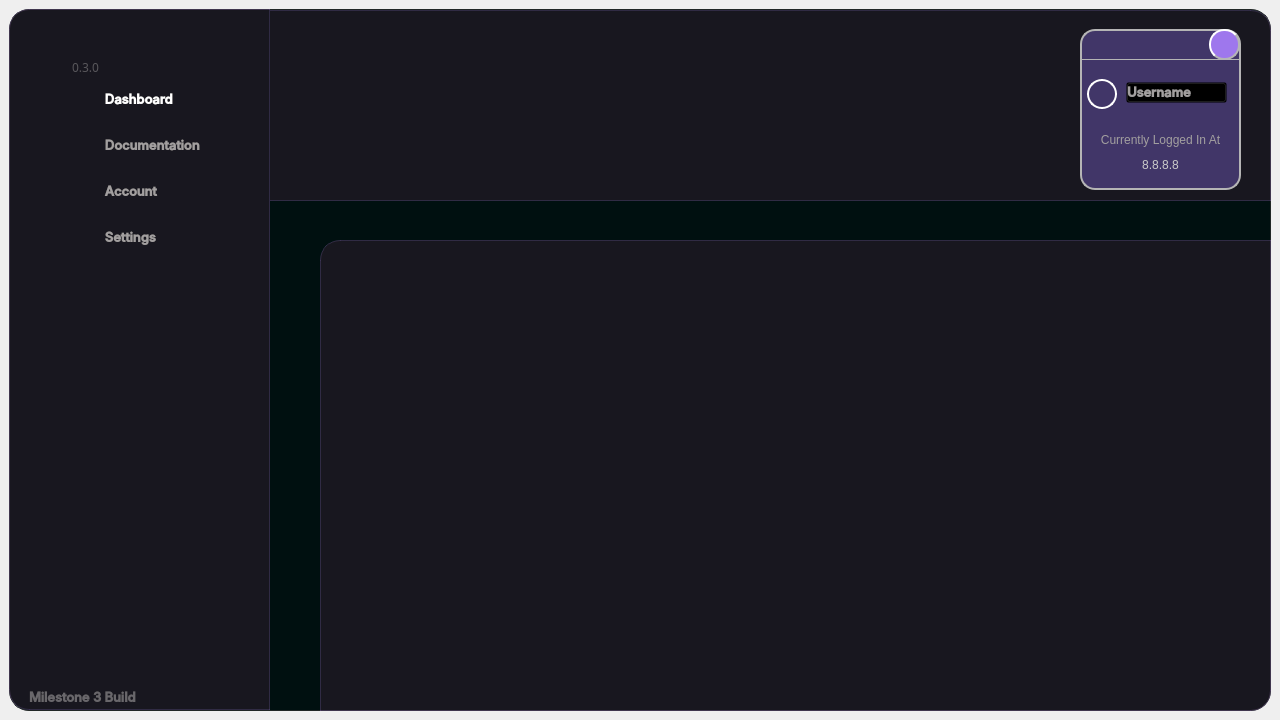
ameasere/Polaris, file UI/main.ui: the form before one commit.
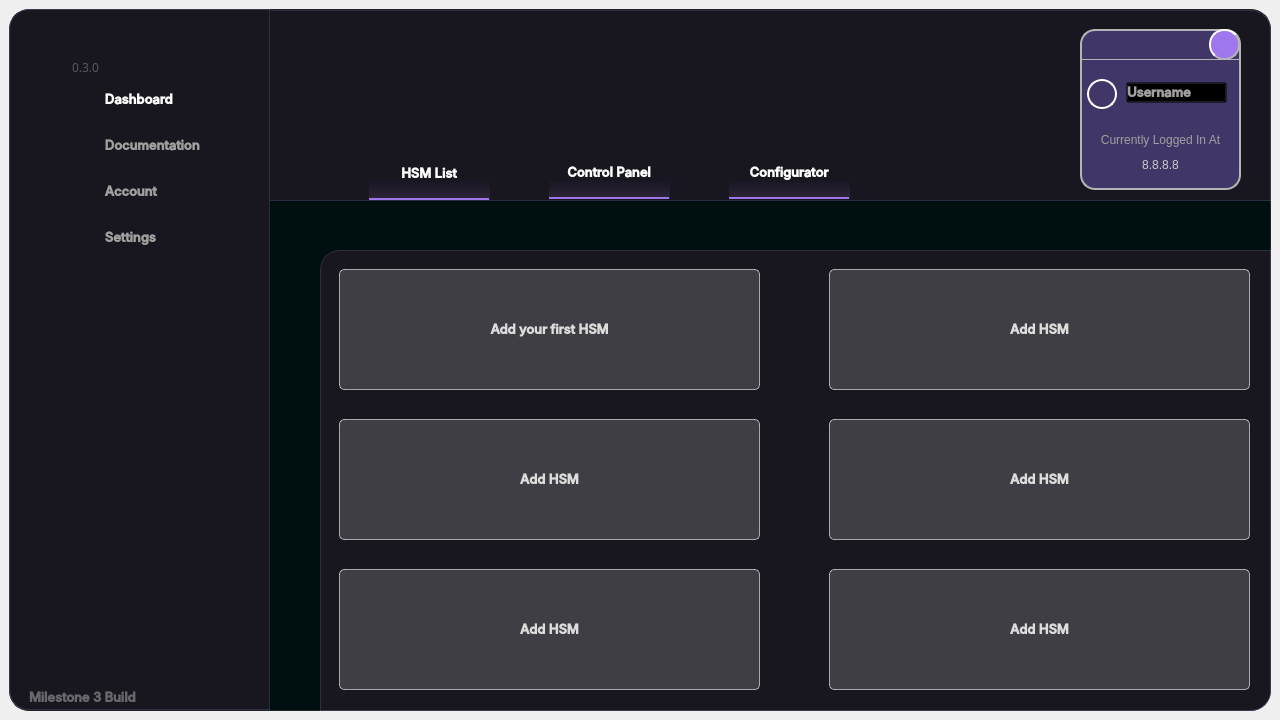
The form after the commit. Icons and pictures are not drawn.

Patch:
```diff
--- a/UI/main.ui
+++ b/UI/main.ui
@@ -629,9 +629,9 @@
        <property name="geometry">
         <rect>
          <x>311</x>
-         <y>231</y>
+         <y>241</y>
          <width>951</width>
-         <height>471</height>
+         <height>461</height>
         </rect>
        </property>
        <property name="styleSheet">
@@ -1570,9 +1570,9 @@
        <property name="geometry">
         <rect>
          <x>320</x>
-         <y>240</y>
+         <y>250</y>
          <width>931</width>
-         <height>451</height>
+         <height>441</height>
         </rect>
        </property>
        <property name="styleSheet">
@@ -1581,10 +1581,352 @@
        <property name="currentIndex">
         <number>0</number>
        </property>
-       <widget class="QWidget" name="account"/>
-       <widget class="QWidget" name="dashboard"/>
-       <widget class="QWidget" name="documentation"/>
-       <widget class="QWidget" name="settings"/>
+       <widget class="QWidget" name="hsmlist">
+        <widget class="QPushButton" name="btn_addfirsthsm">
+         <property name="geometry">
+          <rect>
+           <x>10</x>
+           <y>10</y>
+           <width>421</width>
+           <height>121</height>
+          </rect>
+         </property>
+         <property name="minimumSize">
+          <size>
+           <width>120</width>
+           <height>15</height>
+          </size>
+         </property>
+         <property name="font">
+          <font>
+           <family>Inter Medium</family>
+           <pointsize>10</pointsize>
+           <italic>false</italic>
+           <bold>true</bold>
+          </font>
+         </property>
+         <property name="cursor">
+          <cursorShape>PointingHandCursor</cursorShape>
+         </property>
+         <property name="styleSheet">
+          <string notr="true">#btn_addfirsthsm {
+background-color: rgba(222, 222, 222, 50);
+font: 600 10pt &quot;Inter Medium&quot;;
+text-align: center;
+border: 1px solid rgba(255, 255, 255, 150);
+border-radius: 5px;
+}
+#btn_addfirsthsm:hover {
+background-color: rgba(222, 222, 222, 90);
+font: 600 10pt &quot;Inter Medium&quot;;
+text-align: center;
+border: 1px solid rgba(255, 255, 255, 150);
+border-radius: 5px;
+}
+#btn_addfirsthsm:pressed {
+background-color: rgba(222, 222, 222, 150);
+font: 600 10pt &quot;Inter Medium&quot;;
+text-align: center;
+border: 1px solid rgba(255, 255, 255, 150);
+border-radius: 5px;
+}</string>
+         </property>
+         <property name="text">
+          <string>Add your first HSM</string>
+         </property>
+         <property name="icon">
+          <iconset resource="resources.qrc">
+           <normaloff>:/icons/images/icons/cil-plus.png</normaloff>:/icons/images/icons/cil-plus.png</iconset>
+         </property>
+        </widget>
+        <widget class="QPushButton" name="btn_addhsm_2">
+         <property name="geometry">
+          <rect>
+           <x>500</x>
+           <y>10</y>
+           <width>421</width>
+           <height>121</height>
+          </rect>
+         </property>
+         <property name="minimumSize">
+          <size>
+           <width>120</width>
+           <height>15</height>
+          </size>
+         </property>
+         <property name="font">
+          <font>
+           <family>Inter Medium</family>
+           <pointsize>10</pointsize>
+           <italic>false</italic>
+           <bold>true</bold>
+          </font>
+         </property>
+         <property name="cursor">
+          <cursorShape>PointingHandCursor</cursorShape>
+         </property>
+         <property name="styleSheet">
+          <string notr="true">#btn_addhsm_2 {
+background-color: rgba(222, 222, 222, 50);
+font: 600 10pt &quot;Inter Medium&quot;;
+text-align: center;
+border: 1px solid rgba(255, 255, 255, 150);
+border-radius: 5px;
+}
+#btn_addhsm_2:hover {
+background-color: rgba(222, 222, 222, 90);
+font: 600 10pt &quot;Inter Medium&quot;;
+text-align: center;
+border: 1px solid rgba(255, 255, 255, 150);
+border-radius: 5px;
+}
+#btn_addhsm_2:pressed {
+background-color: rgba(222, 222, 222, 150);
+font: 600 10pt &quot;Inter Medium&quot;;
+text-align: center;
+border: 1px solid rgba(255, 255, 255, 150);
+border-radius: 5px;
+}</string>
+         </property>
+         <property name="text">
+          <string>Add HSM</string>
+         </property>
+         <property name="icon">
+          <iconset resource="resources.qrc">
+           <normaloff>:/icons/images/icons/cil-plus.png</normaloff>:/icons/images/icons/cil-plus.png</iconset>
+         </property>
+        </widget>
+        <widget class="QPushButton" name="btn_addhsm_3">
+         <property name="geometry">
+          <rect>
+           <x>10</x>
+           <y>160</y>
+           <width>421</width>
+           <height>121</height>
+          </rect>
+         </property>
+         <property name="minimumSize">
+          <size>
+           <width>120</width>
+           <height>15</height>
+          </size>
+         </property>
+         <property name="font">
+          <font>
+           <family>Inter Medium</family>
+           <pointsize>10</pointsize>
+           <italic>false</italic>
+           <bold>true</bold>
+          </font>
+         </property>
+         <property name="cursor">
+          <cursorShape>PointingHandCursor</cursorShape>
+         </property>
+         <property name="styleSheet">
+          <string notr="true">#btn_addhsm_3 {
+background-color: rgba(222, 222, 222, 50);
+font: 600 10pt &quot;Inter Medium&quot;;
+text-align: center;
+border: 1px solid rgba(255, 255, 255, 150);
+border-radius: 5px;
+}
+#btn_addhsm_3:hover {
+background-color: rgba(222, 222, 222, 90);
+font: 600 10pt &quot;Inter Medium&quot;;
+text-align: center;
+border: 1px solid rgba(255, 255, 255, 150);
+border-radius: 5px;
+}
+#btn_addhsm_3:pressed {
+background-color: rgba(222, 222, 222, 150);
+font: 600 10pt &quot;Inter Medium&quot;;
+text-align: center;
+border: 1px solid rgba(255, 255, 255, 150);
+border-radius: 5px;
+}</string>
+         </property>
+         <property name="text">
+          <string>Add HSM</string>
+         </property>
+         <property name="icon">
+          <iconset resource="resources.qrc">
+           <normaloff>:/icons/images/icons/cil-plus.png</normaloff>:/icons/images/icons/cil-plus.png</iconset>
+         </property>
+        </widget>
+        <widget class="QPushButton" name="btn_addhsm_4">
+         <property name="geometry">
+          <rect>
+           <x>500</x>
+           <y>160</y>
+           <width>421</width>
+           <height>121</height>
+          </rect>
+         </property>
+         <property name="minimumSize">
+          <size>
+           <width>120</width>
+           <height>15</height>
+          </size>
+         </property>
+         <property name="font">
+          <font>
+           <family>Inter Medium</family>
+           <pointsize>10</pointsize>
+           <italic>false</italic>
+           <bold>true</bold>
+          </font>
+         </property>
+         <property name="cursor">
+          <cursorShape>PointingHandCursor</cursorShape>
+         </property>
+         <property name="styleSheet">
+          <string notr="true">#btn_addhsm_4 {
+background-color: rgba(222, 222, 222, 50);
+font: 600 10pt &quot;Inter Medium&quot;;
+text-align: center;
+border: 1px solid rgba(255, 255, 255, 150);
+border-radius: 5px;
+}
+#btn_addhsm_4:hover {
+background-color: rgba(222, 222, 222, 90);
+font: 600 10pt &quot;Inter Medium&quot;;
+text-align: center;
+border: 1px solid rgba(255, 255, 255, 150);
+border-radius: 5px;
+}
+#btn_addhsm_4:pressed {
+background-color: rgba(222, 222, 222, 150);
+font: 600 10pt &quot;Inter Medium&quot;;
+text-align: center;
+border: 1px solid rgba(255, 255, 255, 150);
+border-radius: 5px;
+}</string>
+         </property>
+         <property name="text">
+          <string>Add HSM</string>
+         </property>
+         <property name="icon">
+          <iconset resource="resources.qrc">
+           <normaloff>:/icons/images/icons/cil-plus.png</normaloff>:/icons/images/icons/cil-plus.png</iconset>
+         </property>
+        </widget>
+        <widget class="QPushButton" name="btn_addhsm_5">
+         <property name="geometry">
+          <rect>
+           <x>10</x>
+           <y>310</y>
+           <width>421</width>
+           <height>121</height>
+          </rect>
+         </property>
+         <property name="minimumSize">
+          <size>
+           <width>120</width>
+           <height>15</height>
+          </size>
+         </property>
+         <property name="font">
+          <font>
+           <family>Inter Medium</family>
+           <pointsize>10</pointsize>
+           <italic>false</italic>
+           <bold>true</bold>
+          </font>
+         </property>
+         <property name="cursor">
+          <cursorShape>PointingHandCursor</cursorShape>
+         </property>
+         <property name="styleSheet">
+          <string notr="true">#btn_addhsm_5 {
+background-color: rgba(222, 222, 222, 50);
+font: 600 10pt &quot;Inter Medium&quot;;
+text-align: center;
+border: 1px solid rgba(255, 255, 255, 150);
+border-radius: 5px;
+}
+#btn_addhsm_5:hover {
+background-color: rgba(222, 222, 222, 90);
+font: 600 10pt &quot;Inter Medium&quot;;
+text-align: center;
+border: 1px solid rgba(255, 255, 255, 150);
+border-radius: 5px;
+}
+#btn_addhsm_5:pressed {
+background-color: rgba(222, 222, 222, 150);
+font: 600 10pt &quot;Inter Medium&quot;;
+text-align: center;
+border: 1px solid rgba(255, 255, 255, 150);
+border-radius: 5px;
+}</string>
+         </property>
+         <property name="text">
+          <string>Add HSM</string>
+         </property>
+         <property name="icon">
+          <iconset resource="resources.qrc">
+           <normaloff>:/icons/images/icons/cil-plus.png</normaloff>:/icons/images/icons/cil-plus.png</iconset>
+         </property>
+        </widget>
+        <widget class="QPushButton" name="btn_addhsm_6">
+         <property name="geometry">
+          <rect>
+           <x>500</x>
+           <y>310</y>
+           <width>421</width>
+           <height>121</height>
+          </rect>
+         </property>
+         <property name="minimumSize">
+          <size>
+           <width>120</width>
+           <height>15</height>
+          </size>
+         </property>
+         <property name="font">
+          <font>
+           <family>Inter Medium</family>
+           <pointsize>10</pointsize>
+           <italic>false</italic>
+           <bold>true</bold>
+          </font>
+         </property>
+         <property name="cursor">
+          <cursorShape>PointingHandCursor</cursorShape>
+         </property>
+         <property name="styleSheet">
+          <string notr="true">#btn_addhsm_6 {
+background-color: rgba(222, 222, 222, 50);
+font: 600 10pt &quot;Inter Medium&quot;;
+text-align: center;
+border: 1px solid rgba(255, 255, 255, 150);
+border-radius: 5px;
+}
+#btn_addhsm_6:hover {
+background-color: rgba(222, 222, 222, 90);
+font: 600 10pt &quot;Inter Medium&quot;;
+text-align: center;
+border: 1px solid rgba(255, 255, 255, 150);
+border-radius: 5px;
+}
+#btn_addhsm_6:pressed {
+background-color: rgba(222, 222, 222, 150);
+font: 600 10pt &quot;Inter Medium&quot;;
+text-align: center;
+border: 1px solid rgba(255, 255, 255, 150);
+border-radius: 5px;
+}</string>
+         </property>
+         <property name="text">
+          <string>Add HSM</string>
+         </property>
+         <property name="icon">
+          <iconset resource="resources.qrc">
+           <normaloff>:/icons/images/icons/cil-plus.png</normaloff>:/icons/images/icons/cil-plus.png</iconset>
+         </property>
+        </widget>
+       </widget>
+       <widget class="QWidget" name="configurator"/>
+       <widget class="QWidget" name="controlpanel"/>
       </widget>
       <widget class="QFrame" name="dragBar">
        <property name="geometry">
@@ -1606,6 +1948,250 @@
         <enum>QFrame::Raised</enum>
        </property>
       </widget>
+      <widget class="QPushButton" name="btn_hsmlist">
+       <property name="geometry">
+        <rect>
+         <x>360</x>
+         <y>140</y>
+         <width>120</width>
+         <height>51</height>
+        </rect>
+       </property>
+       <property name="minimumSize">
+        <size>
+         <width>120</width>
+         <height>15</height>
+        </size>
+       </property>
+       <property name="font">
+        <font>
+         <family>Inter Medium</family>
+         <pointsize>10</pointsize>
+         <italic>false</italic>
+         <bold>true</bold>
+        </font>
+       </property>
+       <property name="cursor">
+        <cursorShape>PointingHandCursor</cursorShape>
+       </property>
+       <property name="styleSheet">
+        <string notr="true">#btn_hsmlist {
+background-color: transparent;
+font: 600 10pt &quot;Inter Medium&quot;;
+text-align: center;
+color: #fff;
+border: solid;
+border-bottom: 2px solid #9e77ed;
+}
+#btn_hsmlist:hover {
+background-color: transparent;
+font: 600 10pt &quot;Inter Medium&quot;;
+text-align: center;
+color: #fff;
+border: solid;
+border-bottom: 2px solid #9e77ed;
+}
+#btn_hsmlist:pressed {
+background-color: transparent;
+font: 600 10pt &quot;Inter Medium&quot;;
+text-align: center;
+color: #9e77ed;
+border: solid;
+border-bottom: 2px solid #9e77ed;
+}</string>
+       </property>
+       <property name="text">
+        <string>HSM List</string>
+       </property>
+      </widget>
+      <widget class="QLabel" name="hsmlist_bg">
+       <property name="geometry">
+        <rect>
+         <x>360</x>
+         <y>171</y>
+         <width>121</width>
+         <height>20</height>
+        </rect>
+       </property>
+       <property name="styleSheet">
+        <string notr="true">background-color: qlineargradient(spread:pad, x1:0.494, y1:0, x2:0.494, y2:1, stop:0 rgba(0, 9, 31, 100), stop:1 rgba(157, 122, 222, 80));</string>
+       </property>
+       <property name="text">
+        <string/>
+       </property>
+      </widget>
+      <widget class="QPushButton" name="btn_controlpanel">
+       <property name="geometry">
+        <rect>
+         <x>540</x>
+         <y>139</y>
+         <width>120</width>
+         <height>51</height>
+        </rect>
+       </property>
+       <property name="minimumSize">
+        <size>
+         <width>120</width>
+         <height>15</height>
+        </size>
+       </property>
+       <property name="font">
+        <font>
+         <family>Inter Medium</family>
+         <pointsize>10</pointsize>
+         <italic>false</italic>
+         <bold>true</bold>
+        </font>
+       </property>
+       <property name="cursor">
+        <cursorShape>PointingHandCursor</cursorShape>
+       </property>
+       <property name="styleSheet">
+        <string notr="true">#btn_controlpanel {
+background-color: transparent;
+font: 600 10pt &quot;Inter Medium&quot;;
+text-align: center;
+color: #fff;
+border: solid;
+border-bottom: 2px solid #9e77ed;
+}
+#btn_controlpanel:hover {
+background-color: transparent;
+font: 600 10pt &quot;Inter Medium&quot;;
+text-align: center;
+color: #fff;
+border: solid;
+border-bottom: 2px solid #9e77ed;
+}
+#btn_controlpanel:pressed {
+background-color: transparent;
+font: 600 10pt &quot;Inter Medium&quot;;
+text-align: center;
+color: #9e77ed;
+border: solid;
+border-bottom: 2px solid #9e77ed;
+}</string>
+       </property>
+       <property name="text">
+        <string>Control Panel</string>
+       </property>
+      </widget>
+      <widget class="QLabel" name="controlpanel_bg">
+       <property name="geometry">
+        <rect>
+         <x>540</x>
+         <y>170</y>
+         <width>121</width>
+         <height>20</height>
+        </rect>
+       </property>
+       <property name="styleSheet">
+        <string notr="true">background-color: qlineargradient(spread:pad, x1:0.494, y1:0, x2:0.494, y2:1, stop:0 rgba(0, 9, 31, 100), stop:1 rgba(157, 122, 222, 80));</string>
+       </property>
+       <property name="text">
+        <string/>
+       </property>
+      </widget>
+      <widget class="QPushButton" name="btn_configurator">
+       <property name="geometry">
+        <rect>
+         <x>720</x>
+         <y>139</y>
+         <width>120</width>
+         <height>51</height>
+        </rect>
+       </property>
+       <property name="minimumSize">
+        <size>
+         <width>120</width>
+         <height>15</height>
+        </size>
+       </property>
+       <property name="font">
+        <font>
+         <family>Inter Medium</family>
+         <pointsize>10</pointsize>
+         <italic>false</italic>
+         <bold>true</bold>
+        </font>
+       </property>
+       <property name="cursor">
+        <cursorShape>PointingHandCursor</cursorShape>
+       </property>
+       <property name="styleSheet">
+        <string notr="true">#btn_configurator {
+background-color: transparent;
+font: 600 10pt &quot;Inter Medium&quot;;
+text-align: center;
+color: #fff;
+border: solid;
+border-bottom: 2px solid #9e77ed;
+}
+#btn_configurator:hover {
+background-color: transparent;
+font: 600 10pt &quot;Inter Medium&quot;;
+text-align: center;
+color: #fff;
+border: solid;
+border-bottom: 2px solid #9e77ed;
+}
+#btn_configurator:pressed {
+background-color: transparent;
+font: 600 10pt &quot;Inter Medium&quot;;
+text-align: center;
+color: #9e77ed;
+border: solid;
+border-bottom: 2px solid #9e77ed;
+}</string>
+       </property>
+       <property name="text">
+        <string>Configurator</string>
+       </property>
+      </widget>
+      <widget class="QLabel" name="configurator_bg">
+       <property name="geometry">
+        <rect>
+         <x>720</x>
+         <y>170</y>
+         <width>121</width>
+         <height>20</height>
+        </rect>
+       </property>
+       <property name="styleSheet">
+        <string notr="true">background-color: qlineargradient(spread:pad, x1:0.494, y1:0, x2:0.494, y2:1, stop:0 rgba(0, 9, 31, 100), stop:1 rgba(157, 122, 222, 80));</string>
+       </property>
+       <property name="text">
+        <string/>
+       </property>
+      </widget>
+      <zorder>controlpanel_bg</zorder>
+      <zorder>configurator_bg</zorder>
+      <zorder>hsmlist_bg</zorder>
+      <zorder>bg1</zorder>
+      <zorder>bg2</zorder>
+      <zorder>bg3</zorder>
+      <zorder>logo</zorder>
+      <zorder>btn_dashboard</zorder>
+      <zorder>icon_1</zorder>
+      <zorder>sep1</zorder>
+      <zorder>btn_documentation</zorder>
+      <zorder>icon_2</zorder>
+      <zorder>sep2</zorder>
+      <zorder>sep3</zorder>
+      <zorder>icon_3</zorder>
+      <zorder>btn_account</zorder>
+      <zorder>ctx_btns</zorder>
+      <zorder>icon_4</zorder>
+      <zorder>btn_settings</zorder>
+      <zorder>sep4</zorder>
+      <zorder>creditsLabel</zorder>
+      <zorder>creditsLabel_2</zorder>
+      <zorder>btn_dropdown</zorder>
+      <zorder>pages</zorder>
+      <zorder>dragBar</zorder>
+      <zorder>btn_hsmlist</zorder>
+      <zorder>btn_controlpanel</zorder>
+      <zorder>btn_configurator</zorder>
      </widget>
     </item>
    </layout>
```
